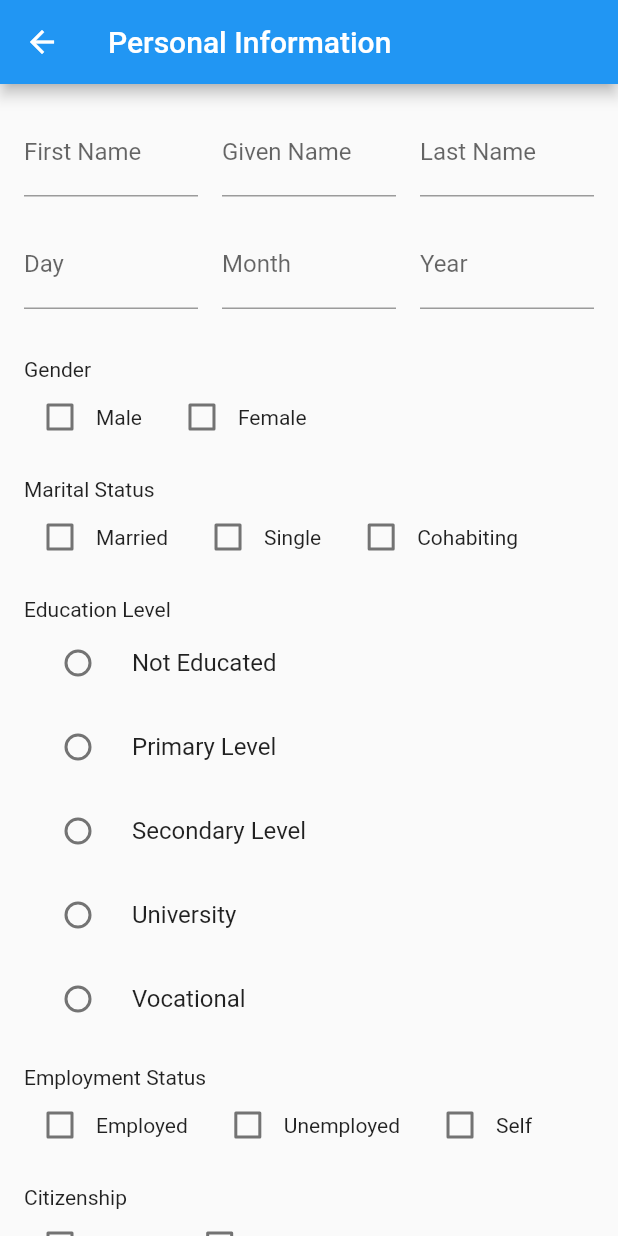
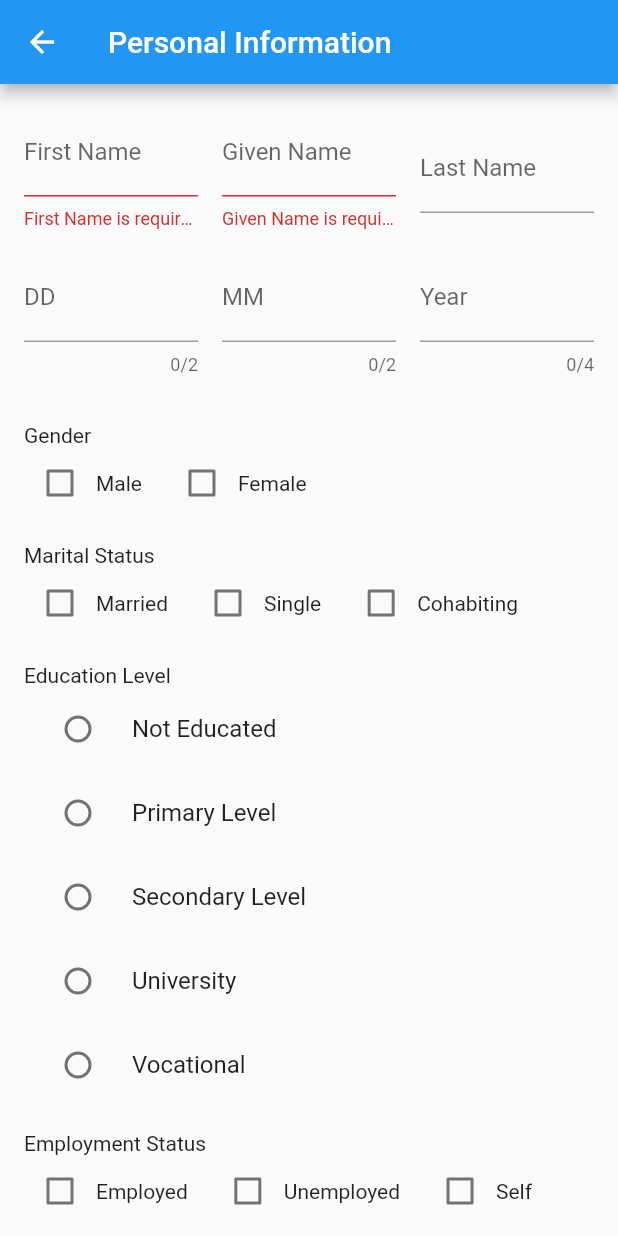
Before and after one commit to Code-Flutter/Census_App, a Flutter app: the PersonalInformationForm screen opened directly, on a phone screen of 412 x 824 dp. Run offline on Flutter 3.47's test engine with Material 2 defaults, Android fonts, the phone set to English and light mode, and no system bars; our stand-ins replace animated_text_kit, cloud_firestore, curved_navigation_bar, firebase_auth, firebase_core, liquid_progress_indicator_v2; accounts and stored records are empty.

Commit message:
Global key added to the data collection form

```diff
--- a/lib/personal_information_form.dart
+++ b/lib/personal_information_form.dart
@@ -29,6 +29,7 @@ class PersonalInformationForm extends StatefulWidget {
 class PersonalInformationFormState extends State<PersonalInformationForm> {
   PersonalInformation personalInfo = PersonalInformation();
   // Variables to store the data collected from the form fields
+  final GlobalKey<FormState> _formKey = GlobalKey<FormState>();
 
   final TextEditingController firstNameController = TextEditingController();
   final TextEditingController givenNameController = TextEditingController();
@@ -75,7 +76,10 @@ class PersonalInformationFormState extends State<PersonalInformationForm> {
   Widget build(BuildContext context) {
     return Scaffold(
       appBar: AppBar(title: Text('Personal Information')),
-      body: SingleChildScrollView(
+      body: Form(
+        key: _formKey,
+        autovalidateMode: AutovalidateMode.always,
+        child: SingleChildScrollView(
           padding: EdgeInsets.all(16.0),
           child: Column(
             crossAxisAlignment: CrossAxisAlignment.start,
@@ -87,6 +91,12 @@ class PersonalInformationFormState extends State<PersonalInformationForm> {
                     child: TextFormField(
                       controller: firstNameController,
                       decoration: InputDecoration(labelText: 'First Name'),
+                      validator: (value) {
+                        if (value == null || value.isEmpty) {
+                          return 'First Name is required';
+                        }
+                        return null;
+                      },
                     ),
                   ),
                   SizedBox(width: 16.0),
@@ -94,6 +104,12 @@ class PersonalInformationFormState extends State<PersonalInformationForm> {
                     child: TextFormField(
                       controller: givenNameController,
                       decoration: InputDecoration(labelText: 'Given Name'),
+                      validator: (value) {
+                        if (value == null || value.isEmpty) {
+                          return 'Given Name is required';
+                        }
+                        return null;
+                      },
                     ),
                   ),
                   SizedBox(width: 16.0),
@@ -112,14 +128,16 @@ class PersonalInformationFormState extends State<PersonalInformationForm> {
                   Flexible(
                     child: TextFormField(
                       controller: dayController,
-                    decoration: InputDecoration(labelText: 'Day'),
+                      decoration: InputDecoration(labelText: 'DD'),
+                      maxLength: 2,
                     ),
                   ),
                   SizedBox(width: 16.0),
                   Flexible(
                     child: TextFormField(
                       controller: monthController,
-                    decoration: InputDecoration(labelText: 'Month'),
+                      decoration: InputDecoration(labelText: 'MM'),
+                      maxLength: 2,
                     ),
                   ),
                   SizedBox(width: 16.0),
@@ -127,6 +145,7 @@ class PersonalInformationFormState extends State<PersonalInformationForm> {
                     child: TextFormField(
                       controller: yearController,
                       decoration: InputDecoration(labelText: 'Year'),
+                      maxLength: 4,
                     ),
                   ),
                 ],
@@ -355,15 +374,24 @@ class PersonalInformationFormState extends State<PersonalInformationForm> {
                 TextFormField(
                   controller: ninController,
                   decoration: InputDecoration(labelText: 'NIN Number'),
+                  maxLength: 14,
+                  validator: (value) {
+                    if (value?.isEmpty == true) {
+                      return 'NIN Number is required'; // Custom error message for required field
+                    } else if (value?.length != 14) {
+                      return 'NIN Number must be exactly 14 characters';
+                    }
+                    return null; // Return null if validation passes
+                  },
                 ),
               ],
-            if (isNonCitizen) ...[
-              SizedBox(height: 16.0),
-              TextFormField(
-                controller: countryController,
-                decoration: InputDecoration(labelText: 'Country of Origin'),
-              ),
-            ],
+              // if (isNonCitizen) ...[
+              //   SizedBox(height: 16.0),
+              //   TextFormField(
+              //     controller: countryController,
+              //     decoration: InputDecoration(labelText: 'Country of Origin'),
+              //   ),
+              // ],
               SizedBox(height: 16.0),
               TextFormField(
                 controller: ethnicityController,
@@ -399,12 +427,14 @@ class PersonalInformationFormState extends State<PersonalInformationForm> {
                   ),
                   ElevatedButton(
                     onPressed: () {
+                      if (_formKey.currentState?.validate() == true) {
                         // Save button returns to the previous page and sends the data back
                         setState(() {
                           personalInfo.firstName = firstNameController.text;
                           personalInfo.givenName = givenNameController.text;
                           personalInfo.lastName = lastNameController.text;
-                      personalInfo.day = int.tryParse(dayController.text) ?? 0;
+                          personalInfo.day =
+                              int.tryParse(dayController.text) ?? 0;
                           personalInfo.month =
                               int.tryParse(monthController.text) ?? 0;
                           personalInfo.year =
@@ -425,7 +455,8 @@ class PersonalInformationFormState extends State<PersonalInformationForm> {
                           if (isCitizen) {
                             personalInfo.ninNumber = ninController.text;
                           } else {
-                        personalInfo.countryOfOrigin = countryController.text;
+                            personalInfo.countryOfOrigin =
+                                countryController.text;
                           }
                           if (!isCitizen) {
                             personalInfo.migratoryStatus =
@@ -433,6 +464,7 @@ class PersonalInformationFormState extends State<PersonalInformationForm> {
                           }
                         });
                         Navigator.pop(context, personalInfo);
+                      }
                     },
                     child: Text('Save'),
                   ),
@@ -441,6 +473,7 @@ class PersonalInformationFormState extends State<PersonalInformationForm> {
             ],
           ),
         ),
+      ),
     );
   }
 }
```
Also changed, not shown: lib/census_add.dart (+41 -7 lines). Lines whose indentation alone changed are shown as unchanged.
